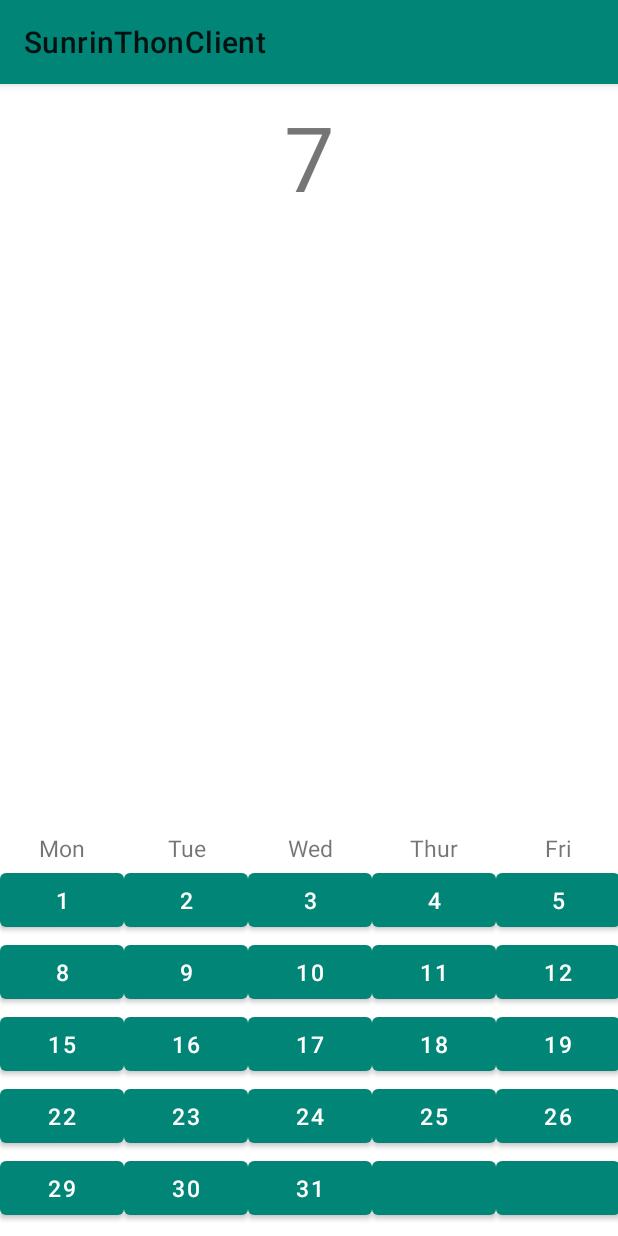
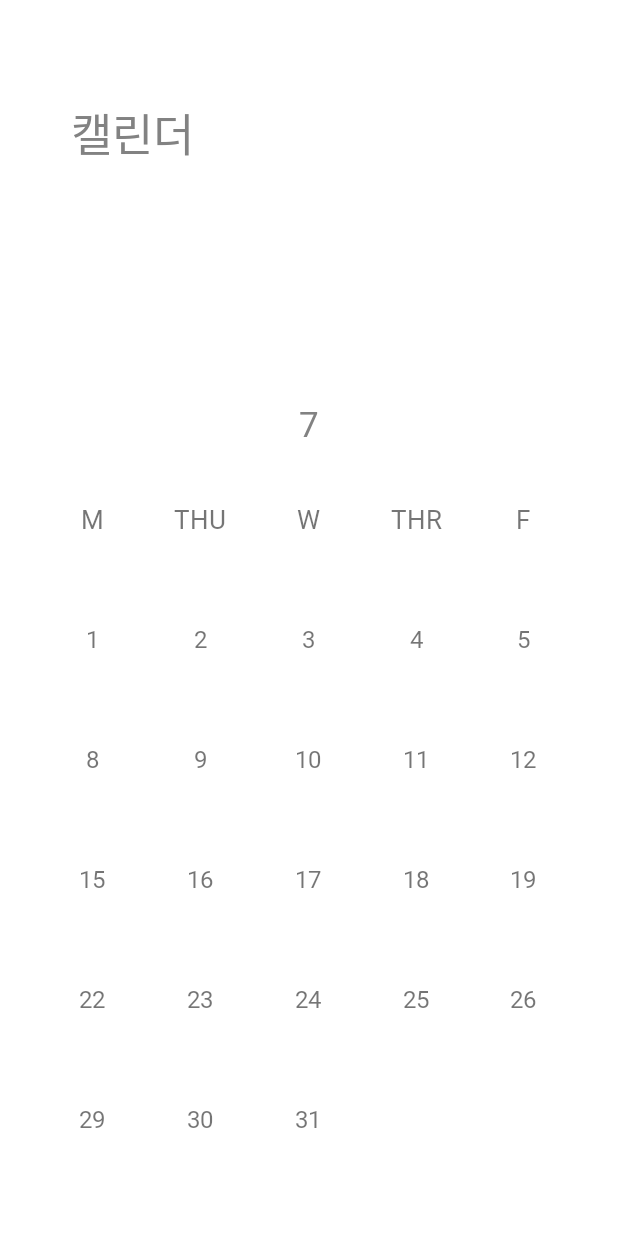
Before and after one commit to dounobts/SunrinThonClient, an Android app: the fragment SelectDateFragment placed in its activity, on a phone screen of 412 x 824 dp. Run offline under Robolectric (Android 15) with nearby library versions, the phone set to English and light mode, and no system bars.

Commit message:
add calendar layout

```diff
--- a/app/src/main/AndroidManifest.xml
+++ b/app/src/main/AndroidManifest.xml
@@ -13,13 +13,13 @@
 
         android:theme="@style/AppTheme">
         <activity android:name=".Activities.LoginActivity">
-        </activity>
-        <activity android:name=".Activities.MainActivity">
             <intent-filter>
                 <action android:name="android.intent.action.MAIN" />
                 <category android:name="android.intent.category.LAUNCHER" />
             </intent-filter>
         </activity>
+        <activity android:name=".Activities.MainActivity">
+        </activity>
     </application>
 
 </manifest>
--- a/app/src/main/java/com/example/sunrinthonclient/CalendarPagerAdapter.java
+++ b/app/src/main/java/com/example/sunrinthonclient/CalendarPagerAdapter.java
@@ -5,7 +5,7 @@ import android.util.Log;
 import android.view.LayoutInflater;
 import android.view.View;
 import android.view.ViewGroup;
-import android.widget.Button;
+import android.widget.TextView;
 import android.widget.TextView;
 
 import java.util.ArrayList;
@@ -58,32 +58,32 @@ public class CalendarPagerAdapter extends PagerAdapter {
             nowDay = 3;
         }
 
-        ArrayList<Button> buttons = new ArrayList<>();
-        buttons.add((Button)view.findViewById(R.id.date1));
-        buttons.add((Button)view.findViewById(R.id.date2));
-        buttons.add((Button)view.findViewById(R.id.date3));
-        buttons.add((Button)view.findViewById(R.id.date4));
-        buttons.add((Button)view.findViewById(R.id.date5));
-        buttons.add((Button)view.findViewById(R.id.date6));
-        buttons.add((Button)view.findViewById(R.id.date7));
-        buttons.add((Button)view.findViewById(R.id.date8));
-        buttons.add((Button)view.findViewById(R.id.date9));
-        buttons.add((Button)view.findViewById(R.id.date10));
-        buttons.add((Button)view.findViewById(R.id.date11));
-        buttons.add((Button)view.findViewById(R.id.date12));
-        buttons.add((Button)view.findViewById(R.id.date13));
-        buttons.add((Button)view.findViewById(R.id.date14));
-        buttons.add((Button)view.findViewById(R.id.date15));
-        buttons.add((Button)view.findViewById(R.id.date16));
-        buttons.add((Button)view.findViewById(R.id.date17));
-        buttons.add((Button)view.findViewById(R.id.date18));
-        buttons.add((Button)view.findViewById(R.id.date19));
-        buttons.add((Button)view.findViewById(R.id.date20));
-        buttons.add((Button)view.findViewById(R.id.date21));
-        buttons.add((Button)view.findViewById(R.id.date22));
-        buttons.add((Button)view.findViewById(R.id.date23));
-        buttons.add((Button)view.findViewById(R.id.date24));
-        buttons.add((Button)view.findViewById(R.id.date25));
+        ArrayList<TextView> buttons = new ArrayList<>();
+        buttons.add((TextView)view.findViewById(R.id.date1));
+        buttons.add((TextView)view.findViewById(R.id.date2));
+        buttons.add((TextView)view.findViewById(R.id.date3));
+        buttons.add((TextView)view.findViewById(R.id.date4));
+        buttons.add((TextView)view.findViewById(R.id.date5));
+        buttons.add((TextView)view.findViewById(R.id.date6));
+        buttons.add((TextView)view.findViewById(R.id.date7));
+        buttons.add((TextView)view.findViewById(R.id.date8));
+        buttons.add((TextView)view.findViewById(R.id.date9));
+        buttons.add((TextView)view.findViewById(R.id.date10));
+        buttons.add((TextView)view.findViewById(R.id.date11));
+        buttons.add((TextView)view.findViewById(R.id.date12));
+        buttons.add((TextView)view.findViewById(R.id.date13));
+        buttons.add((TextView)view.findViewById(R.id.date14));
+        buttons.add((TextView)view.findViewById(R.id.date15));
+        buttons.add((TextView)view.findViewById(R.id.date16));
+        buttons.add((TextView)view.findViewById(R.id.date17));
+        buttons.add((TextView)view.findViewById(R.id.date18));
+        buttons.add((TextView)view.findViewById(R.id.date19));
+        buttons.add((TextView)view.findViewById(R.id.date20));
+        buttons.add((TextView)view.findViewById(R.id.date21));
+        buttons.add((TextView)view.findViewById(R.id.date22));
+        buttons.add((TextView)view.findViewById(R.id.date23));
+        buttons.add((TextView)view.findViewById(R.id.date24));
+        buttons.add((TextView)view.findViewById(R.id.date25));
 
         while (nowDay <= maxDay){
             buttons.get(index).setText("" + nowDay);
@@ -96,7 +96,7 @@ public class CalendarPagerAdapter extends PagerAdapter {
             nowDay++;
         }
 
-        for (Button button : buttons) {
+        for (TextView button : buttons) {
             button.setOnClickListener(new View.OnClickListener() {
                 @Override
                 public void onClick(View view) {
--- a/app/src/main/res/layout/calendar_pager_layout.xml
+++ b/app/src/main/res/layout/calendar_pager_layout.xml
@@ -2,224 +2,182 @@
 <androidx.constraintlayout.widget.ConstraintLayout
     xmlns:android="http://schemas.android.com/apk/res/android"
     xmlns:app="http://schemas.android.com/apk/res-auto"
+    xmlns:tools="http://schemas.android.com/tools"
     android:layout_width="match_parent"
     android:layout_height="match_parent"
     android:orientation="vertical">
 
     <TextView
         android:id="@+id/text"
-        android:layout_width="match_parent"
+        android:layout_width="wrap_content"
         android:layout_height="wrap_content"
-        android:layout_marginTop="8dp"
+        android:layout_marginStart="8dp"
+        android:layout_marginEnd="8dp"
+        android:layout_marginBottom="8dp"
         android:gravity="center"
+        android:lineSpacingExtra="14sp"
         android:text="1"
-        android:textSize="60sp"
-        app:layout_constraintTop_toTopOf="parent" />
+        android:fontFamily="@font/spoqa_han_sans_bold"
+        android:textColor="#828282"
+        android:textSize="23.3sp"
+        app:layout_constraintBottom_toTopOf="@+id/tableLayout"
+        app:layout_constraintEnd_toEndOf="parent"
+        app:layout_constraintStart_toStartOf="parent"
+        tools:text="9" />
 
     <TableLayout
+        android:id="@+id/tableLayout"
         android:layout_width="match_parent"
         android:layout_height="0dp"
+        android:layout_margin="30dp"
         android:layout_marginBottom="8dp"
         android:layout_weight="1"
         android:shrinkColumns="0, 1, 2, 3, 4"
-        app:layout_constraintBottom_toBottomOf="parent">
+        android:stretchColumns="0, 1, 2, 3, 4"
+        app:layout_constraintBottom_toBottomOf="parent"
+        tools:layout_editor_absoluteX="30dp">
 
         <TableRow>
 
             <TextView
                 android:id="@+id/week_mon"
-                android:gravity="center"
-                android:text="Mon"
-                android:textSize="15sp" />
+                style="@style/week"
+                android:text="M" />
 
             <TextView
                 android:id="@+id/week_tue"
-                android:gravity="center"
-                android:text="Tue"
-                android:textSize="15sp" />
+                style="@style/week"
+                android:text="THU" />
 
             <TextView
                 android:id="@+id/week_wed"
-                android:gravity="center"
-                android:text="Wed"
-                android:textSize="15sp" />
+                style="@style/week"
+                android:text="W" />
 
             <TextView
                 android:id="@+id/week_thur"
-                android:gravity="center"
-                android:text="Thur"
-                android:textSize="15sp" />
+                style="@style/week"
+                android:text="THR" />
 
             <TextView
                 android:id="@+id/week_fri"
-                android:gravity="center"
-                android:text="Fri"
-                android:textSize="15sp" />
+                style="@style/week"
+                android:text="F" />
         </TableRow>
 
         <TableRow>
 
-            <Button
+            <TextView
                 android:id="@+id/date1"
-                android:gravity="center"
-                android:text=""
-                android:textSize="15sp" />
+                style="@style/day" />
 
-            <Button
+            <TextView
                 android:id="@+id/date2"
-                android:gravity="center"
-                android:text=""
-                android:textSize="15sp" />
+                style="@style/day" />
 
-            <Button
+            <TextView
                 android:id="@+id/date3"
-                android:gravity="center"
-                android:text=""
-                android:textSize="15sp" />
+                style="@style/day" />
 
-            <Button
+            <TextView
                 android:id="@+id/date4"
-                android:gravity="center"
-                android:text=""
-                android:textSize="15sp" />
+                style="@style/day" />
 
-            <Button
+            <TextView
                 android:id="@+id/date5"
-                android:gravity="center"
-                android:text=""
-                android:textSize="15sp" />
+                style="@style/day" />
         </TableRow>
 
         <TableRow>
 
-            <Button
+            <TextView
                 android:id="@+id/date6"
-                android:gravity="center"
-                android:text=""
-                android:textSize="15sp" />
+                style="@style/day" />
 
-            <Button
+            <TextView
                 android:id="@+id/date7"
-                android:gravity="center"
-                android:text=""
-                android:textSize="15sp" />
+                style="@style/day" />
 
-            <Button
+            <TextView
                 android:id="@+id/date8"
-                android:gravity="center"
-                android:text=""
-                android:textSize="15sp" />
+                style="@style/day" />
 
-            <Button
+            <TextView
                 android:id="@+id/date9"
-                android:gravity="center"
-                android:text=""
-                android:textSize="15sp" />
+                style="@style/day" />
 
-            <Button
+            <TextView
                 android:id="@+id/date10"
-                android:gravity="center"
-                android:text=""
-                android:textSize="15sp" />
+                style="@style/day" />
         </TableRow>
 
         <TableRow>
 
-            <Button
+            <TextView
                 android:id="@+id/date11"
-                android:gravity="center"
-                android:text=""
-                android:textSize="15sp" />
+                style="@style/day" />
 
-            <Button
+            <TextView
                 android:id="@+id/date12"
-                android:gravity="center"
-                android:text=""
-                android:textSize="15sp" />
+                style="@style/day" />
 
-            <Button
+            <TextView
                 android:id="@+id/date13"
-                android:gravity="center"
-                android:text=""
-                android:textSize="15sp" />
+                style="@style/day" />
 
-            <Button
+            <TextView
                 android:id="@+id/date14"
-                android:gravity="center"
-                android:text=""
-                android:textSize="15sp" />
+                style="@style/day" />
 
-            <Button
+            <TextView
                 android:id="@+id/date15"
-                android:gravity="center"
-                android:text=""
-                android:textSize="15sp" />
+                style="@style/day" />
         </TableRow>
 
         <TableRow>
 
-            <Button
+            <TextView
                 android:id="@+id/date16"
-                android:gravity="center"
-                android:text=""
-                android:textSize="15sp" />
+                style="@style/day" />
 
-            <Button
+            <TextView
                 android:id="@+id/date17"
-                android:gravity="center"
-                android:text=""
-                android:textSize="15sp" />
+                style="@style/day" />
 
-            <Button
+            <TextView
                 android:id="@+id/date18"
-                android:gravity="center"
-                android:text=""
-                android:textSize="15sp" />
+                style="@style/day" />
 
-            <Button
+            <TextView
                 android:id="@+id/date19"
-                android:gravity="center"
-                android:text=""
-                android:textSize="15sp" />
+                style="@style/day" />
 
-            <Button
+            <TextView
                 android:id="@+id/date20"
-                android:gravity="center"
-                android:text=""
-                android:textSize="15sp" />
+                style="@style/day" />
         </TableRow>
 
         <TableRow>
 
-            <Button
+            <TextView
                 android:id="@+id/date21"
-                android:gravity="center"
-                android:text=""
-                android:textSize="15sp" />
+                style="@style/day" />
 
-            <Button
+            <TextView
                 android:id="@+id/date22"
-                android:gravity="center"
-                android:text=""
-                android:textSize="15sp" />
+                style="@style/day" />
 
-            <Button
+            <TextView
                 android:id="@+id/date23"
-                android:gravity="center"
-                android:text=""
-                android:textSize="15sp" />
+                style="@style/day" />
 
-            <Button
+            <TextView
                 android:id="@+id/date24"
-                android:gravity="center"
-                android:text=""
-                android:textSize="15sp" />
+                style="@style/day" />
 
-            <Button
+            <TextView
                 android:id="@+id/date25"
-                android:gravity="center"
-                android:text=""
-                android:textSize="15sp" />
+                style="@style/day" />
         </TableRow>
     </TableLayout>
 </androidx.constraintlayout.widget.ConstraintLayout>
--- a/app/src/main/res/layout/fragment_login.xml
+++ b/app/src/main/res/layout/fragment_login.xml
@@ -6,20 +6,60 @@
     android:layout_height="match_parent"
     tools:context=".Fragments.LoginFragment">
 
+    <TextView
+        android:layout_width="wrap_content"
+        android:layout_height="wrap_content"
+        android:layout_marginStart="47dp"
+        android:layout_marginTop="66dp"
+        android:fontFamily="@font/spoqa_han_sans_bold"
+        android:lineSpacingExtra="14.3sp"
+        android:textColor="#828282"
+        android:textSize="30sp"
+        app:layout_constraintStart_toStartOf="parent"
+        app:layout_constraintTop_toTopOf="parent"
+        android:text="Welcome!" />
+
+    <TextView
+        android:layout_width="wrap_content"
+        android:layout_height="wrap_content"
+        android:layout_marginStart="64dp"
+        android:layout_marginBottom="8dp"
+        android:lineSpacingExtra="8sp"
+        android:textColor="#707070"
+        android:textSize="16.7sp"
+        android:fontFamily="@font/spoqa_han_sans_regular"
+        app:layout_constraintBottom_toTopOf="@+id/input_id"
+        app:layout_constraintStart_toStartOf="parent"
+        android:text="ID" />
+
+    <TextView
+        android:id="@+id/textView"
+        android:layout_width="wrap_content"
+        android:layout_height="wrap_content"
+        android:layout_marginStart="64dp"
+        android:fontFamily="@font/spoqa_han_sans_regular"
+        android:layout_marginBottom="8dp"
+        android:lineSpacingExtra="8sp"
+        android:textColor="#707070"
+        android:textSize="16.7sp"
+        app:layout_constraintBottom_toTopOf="@+id/input_password"
+        app:layout_constraintStart_toStartOf="parent"
+        android:text="PW" />
+
     <EditText
         android:id="@+id/input_id"
         android:layout_width="300dp"
         android:layout_height="wrap_content"
         android:layout_marginStart="8dp"
+        android:layout_marginTop="268dp"
         android:layout_marginEnd="8dp"
-        android:layout_marginBottom="12dp"
-        android:hint="ID"
         android:inputType="text"
         android:maxLines="1"
-        app:layout_constraintBottom_toTopOf="@+id/input_password"
         app:layout_constraintEnd_toEndOf="parent"
         app:layout_constraintHorizontal_bias="0.494"
-        app:layout_constraintStart_toStartOf="parent" />
+        app:layout_constraintStart_toStartOf="parent"
+        app:layout_constraintTop_toTopOf="parent"
+        android:autofillHints=""/>
 
     <EditText
         android:id="@+id/input_password"
@@ -27,40 +67,48 @@
         android:layout_height="wrap_content"
         android:layout_marginStart="8dp"
         android:layout_marginEnd="8dp"
-        android:layout_marginBottom="24dp"
-        android:hint="PASSWORD"
+        android:layout_marginBottom="292dp"
         android:inputType="text"
         android:maxLines="1"
-        app:layout_constraintBottom_toTopOf="@+id/guideline"
+        app:layout_constraintBottom_toBottomOf="parent"
         app:layout_constraintEnd_toEndOf="parent"
-        app:layout_constraintHorizontal_bias="0.494"
-        app:layout_constraintStart_toStartOf="parent" />
+        app:layout_constraintHorizontal_bias="0.505"
+        app:layout_constraintStart_toStartOf="parent"
+        android:autofillHints=""/>
+
+    <Button
+        android:id="@+id/button_login"
+        android:layout_width="77dp"
+        android:layout_height="77dp"
+        android:layout_marginEnd="47dp"
+        android:layout_marginBottom="34dp"
+        app:layout_constraintBottom_toBottomOf="parent"
+        app:layout_constraintEnd_toEndOf="parent"/>
 
     <TextView
-        android:id="@+id/button_login"
         android:layout_width="wrap_content"
         android:layout_height="wrap_content"
-        android:layout_marginStart="88dp"
-        android:layout_marginTop="20dp"
-        android:text="Login"
+        android:layout_marginStart="64dp"
+        android:layout_marginTop="24dp"
+        android:lineSpacingExtra="6.3sp"
+        android:fontFamily="@font/spoqa_han_sans_regular"
+        android:textColor="#828282"
+        android:textSize="13.3sp"
         app:layout_constraintStart_toStartOf="parent"
-        app:layout_constraintTop_toTopOf="@+id/guideline" />
+        app:layout_constraintTop_toBottomOf="@+id/input_password"
+        android:text="비밀번호를 잊었나요?" />
 
-    <Button
+    <TextView
         android:id="@+id/button_register"
         android:layout_width="wrap_content"
         android:layout_height="wrap_content"
-        android:layout_marginTop="20dp"
-        android:layout_marginEnd="88dp"
-        android:text="Register"
-        app:layout_constraintEnd_toEndOf="parent"
-        app:layout_constraintTop_toTopOf="@+id/guideline" />
-
-    <androidx.constraintlayout.widget.Guideline
-        android:id="@+id/guideline"
-        android:layout_width="wrap_content"
-        android:layout_height="wrap_content"
-        android:orientation="horizontal"
-        app:layout_constraintGuide_begin="365dp" />
-
+        android:layout_marginStart="63dp"
+        android:layout_marginBottom="58dp"
+        android:lineSpacingExtra="9.7sp"
+        android:textColor="#707070"
+        android:fontFamily="@font/spoqa_han_sans_bold"
+        android:textSize="20sp"
+        app:layout_constraintBottom_toBottomOf="parent"
+        app:layout_constraintStart_toStartOf="parent"
+        android:text="회원가입" />
 </androidx.constraintlayout.widget.ConstraintLayout>
--- a/app/src/main/res/layout/fragment_select_date.xml
+++ b/app/src/main/res/layout/fragment_select_date.xml
@@ -1,13 +1,29 @@
 <?xml version="1.0" encoding="utf-8"?>
-<FrameLayout xmlns:android="http://schemas.android.com/apk/res/android"
+<androidx.constraintlayout.widget.ConstraintLayout xmlns:android="http://schemas.android.com/apk/res/android"
+    xmlns:app="http://schemas.android.com/apk/res-auto"
     xmlns:tools="http://schemas.android.com/tools"
     android:layout_width="match_parent"
     android:layout_height="match_parent"
     tools:context=".Fragments.SelectDateFragment">
 
+    <TextView
+        android:layout_width="wrap_content"
+        android:layout_height="wrap_content"
+        android:layout_marginStart="47dp"
+        android:layout_marginTop="66dp"
+        android:fontFamily="@font/spoqa_han_sans_bold"
+        android:lineSpacingExtra="7.3sp"
+        android:text="캘린더"
+        android:textColor="#828282"
+        android:textSize="30sp"
+        app:layout_constraintStart_toStartOf="parent"
+        app:layout_constraintTop_toTopOf="parent" />
+
     <androidx.viewpager.widget.ViewPager
+        android:id="@+id/calandar_viewPager"
         android:layout_width="match_parent"
-        android:layout_height="match_parent"
-        android:id="@+id/calandar_viewPager"/>
+        android:layout_height="wrap_content"
+        android:layout_marginBottom="8dp"
+        app:layout_constraintBottom_toBottomOf="parent" />
 
-</FrameLayout>
+</androidx.constraintlayout.widget.ConstraintLayout>
--- a/app/src/main/res/values/styles.xml
+++ b/app/src/main/res/values/styles.xml
@@ -4,7 +4,23 @@
     <style name="AppTheme" parent="Theme.MaterialComponents.DayNight">
         <!-- Customize your theme here. -->
         <item name="colorPrimary">@color/colorPrimary</item>
-        <item name="colorPrimaryDark">@color/colorPrimaryDark</item>
+        <item name="colorPrimaryDark">#ffffff</item>
         <item name="colorAccent">@color/colorAccent</item>
+        <item name="windowActionBar">false</item>
+        <item name="windowNoTitle">true</item>
+    </style>
+    <style name="day">
+        <item name="android:layout_height">80dp</item>
+        <item name="android:backgroundTint">#00ffffff</item>
+        <item name="android:gravity">center</item>
+        <item name="android:text"></item>
+        <item name="android:textSize">16sp</item>
+        <item name="android:fontFamily">@font/spoqa_han_sans_regular</item>
+    </style>
+    <style name="week">
+        <item name="android:layout_height">80dp</item>
+        <item name="android:textSize">17sp</item>
+        <item name="android:gravity">center</item>
+        <item name="android:fontFamily">@font/spoqa_han_sans_bold</item>
     </style>
 </resources>
```
